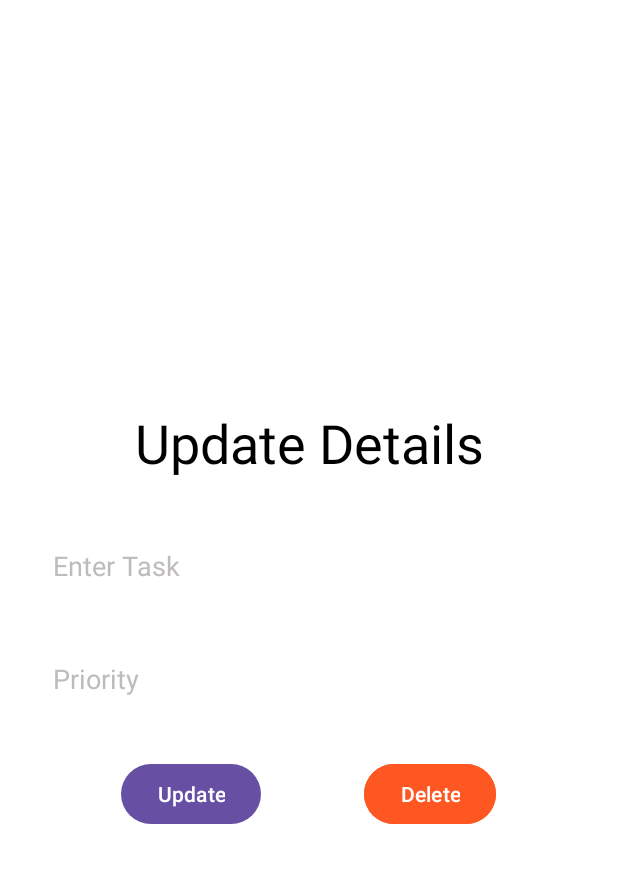
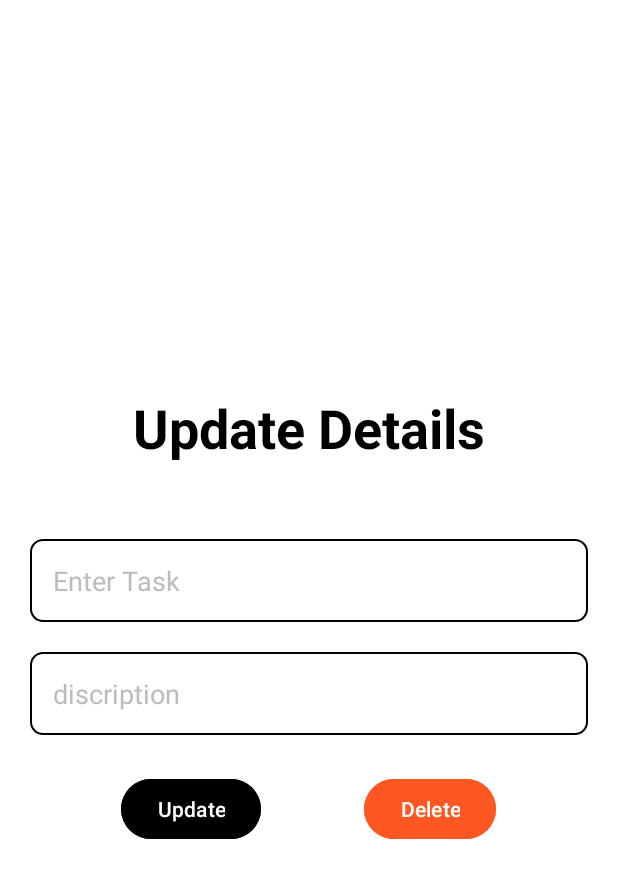
Before and after one commit to Tharusha200219/Task_Management_Application_Year_2_Sem_2, an Android app: the UpdateCard screen opened directly, with no data from a screen before it, on a phone screen of 412 x 824 dp. Shown: the top 878 px of the screen. Run offline under Robolectric (Android 15) with nearby library versions, the phone set to English and light mode, and no system bars; our stand-ins replace Room's generated code; Roboto replaces fonts that are not available here.

Commit message:
some update

```diff
--- a/app/src/main/res/drawable/edittext_frame.xml
+++ b/app/src/main/res/drawable/edittext_frame.xml
@@ -1,23 +1,27 @@
-<?xml version="1.0" encoding="utf-8"?>
-<selector xmlns:android="http://schemas.android.com/apk/res/android">
-
-    <!-- editText_frame.xml -->
-    <shape
-        android:shape="rectangle">
-
-        <!-- Border Color -->
-        <stroke
-            android:width="2dp"
-            android:color="#CCCCCC" />
-
-        <!-- Background Color -->
-        <solid
-            android:color="#FFFFFF" />
-
-        <!-- Corner Radius -->
-        <corners
-            android:radius="8dp" />
-
-    </shape>
-
-</selector>
+<!-- edittext_frame.xml -->
+<layer-list xmlns:android="http://schemas.android.com/apk/res/android">
+    <!-- Shadow -->
+    <item>
+        <shape android:shape="rectangle">
+            <solid android:color="@android:color/white" />
+            <corners android:radius="8dp" />
+        </shape>
+    </item>
+    <!-- Background -->
+    <item android:bottom="2dp" android:right="2dp">
+        <shape android:shape="rectangle">
+            <solid android:color="@android:color/white" />
+            <corners android:radius="8dp" />
+        </shape>
+    </item>
+    <!-- Border -->
+    <item>
+        <shape android:shape="rectangle">
+            <solid android:color="@android:color/transparent" />
+            <stroke
+                android:width="1dp"
+                android:color="@color/black" />
+            <corners android:radius="8dp" />
+        </shape>
+    </item>
+</layer-list>
--- a/app/src/main/res/layout/activity_update_card.xml
+++ b/app/src/main/res/layout/activity_update_card.xml
@@ -17,7 +17,15 @@
         android:textColor="@color/black"
         android:textSize="36sp"
         android:gravity="center"
-        android:fontFamily="sans-serif"/>
+        android:fontFamily="sans-serif"
+        android:textStyle="bold"/>
+
+    <LinearLayout
+        android:layout_width="match_parent"
+        android:layout_height="wrap_content"
+        android:orientation="vertical"
+        android:layout_marginTop="20dp"
+        android:elevation="8dp"> <!-- Increase elevation for shadow effect -->
 
         <EditText
             android:id="@+id/create_title"
@@ -28,43 +36,44 @@
             android:padding="15dp"
             android:background="@drawable/edittext_frame"
             android:textColorHint="#BFBBBB"
-        android:textColor="@color/white"
-        />
+            android:textColor="@color/black" />
 
         <EditText
             android:id="@+id/create_priority"
             android:layout_width="match_parent"
             android:layout_height="wrap_content"
+            android:hint="discription"
             android:layout_marginTop="20dp"
-        android:hint="Priority"
             android:padding="15dp"
             android:background="@drawable/edittext_frame"
             android:textColorHint="#BFBBBB"
-        android:textColor="@color/white"
-        />
+            android:textColor="@color/black" />
+    </LinearLayout>
 
     <LinearLayout
         android:layout_width="250dp"
         android:layout_height="wrap_content"
         android:orientation="horizontal"
         android:layout_marginTop="25dp">
+
         <Button
             android:id="@+id/update_button"
             android:layout_width="wrap_content"
             android:layout_height="wrap_content"
-            android:text="Update"/>
+            android:backgroundTint="@color/black"
+            android:text="Update" />
 
         <View
             android:layout_width="0dp"
             android:layout_height="0dp"
-        android:layout_weight="1"/>
+            android:layout_weight="1" />
 
         <Button
             android:id="@+id/delete_button"
             android:layout_width="wrap_content"
             android:layout_height="wrap_content"
             android:backgroundTint="#FF5722"
-            android:text="Delete"/>
+            android:text="Delete" />
     </LinearLayout>
 
 </LinearLayout>
```
Lines whose indentation alone changed are shown as unchanged.
